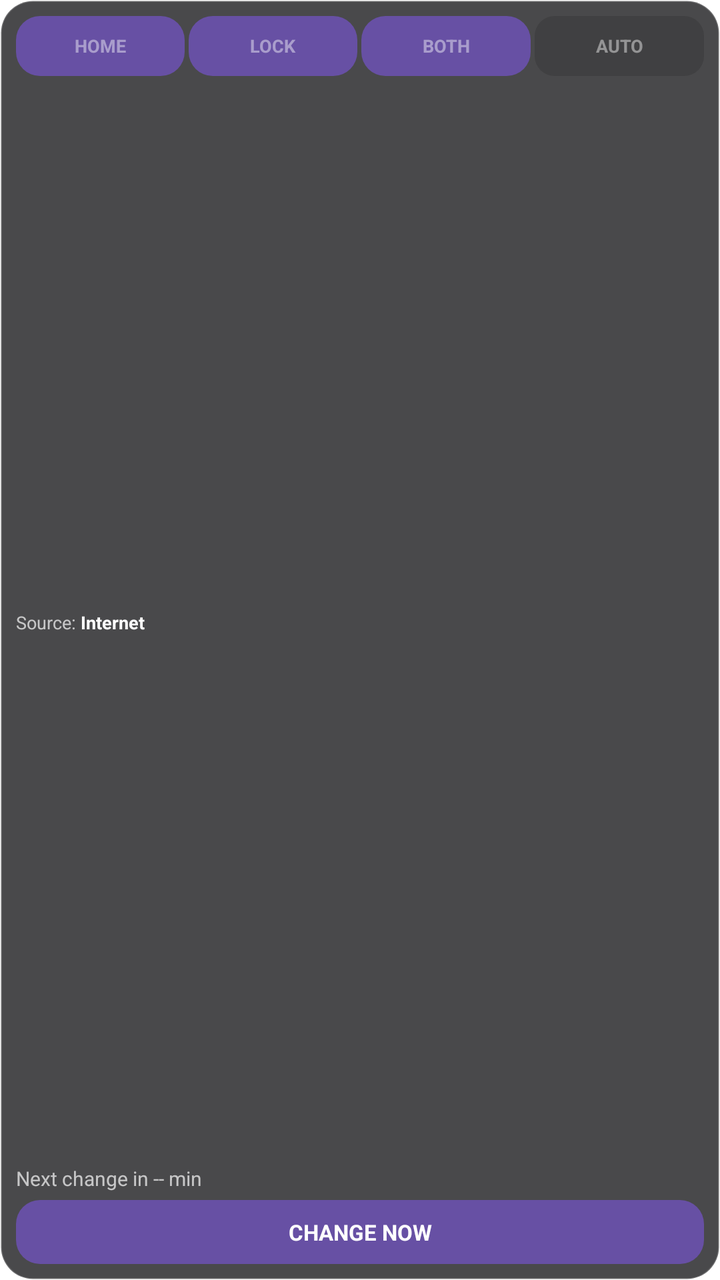
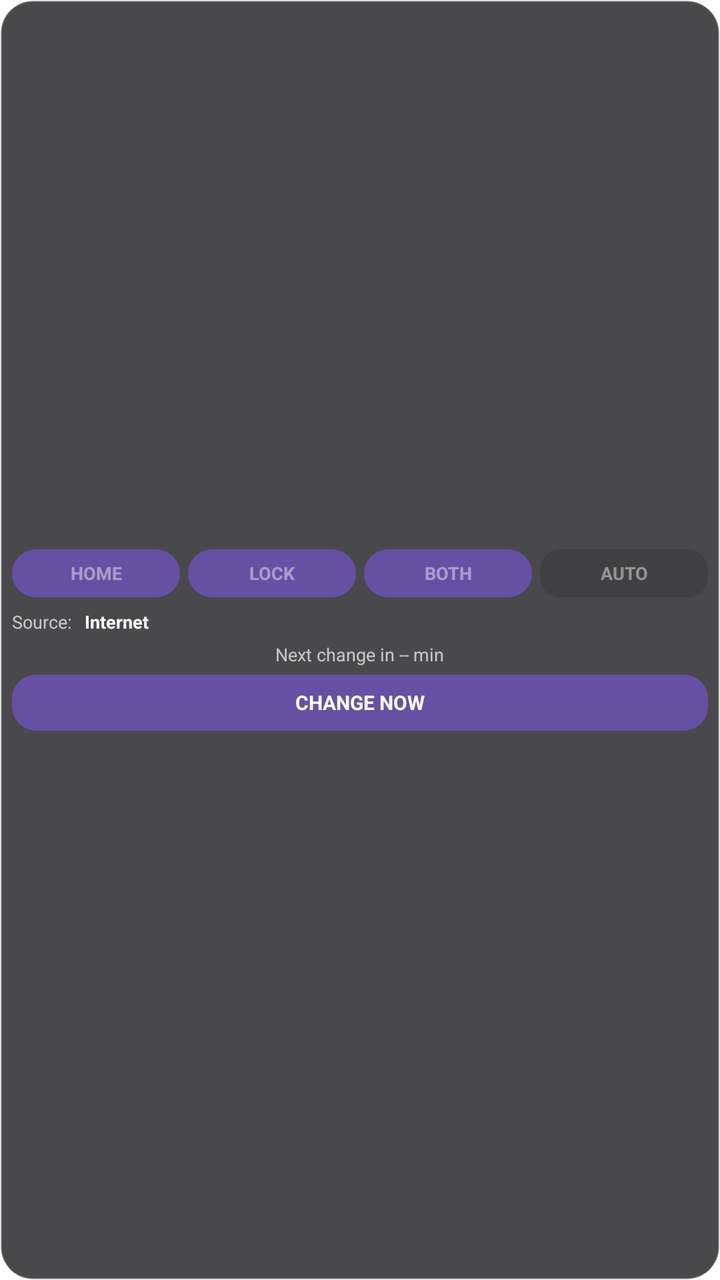

Two renders of the same Android screen: before a commit and after it. Below are the layout's source before the change and the commit's diff.
<!-- AndroidManifest.xml: application theme LaunchTheme -->
<!-- res/layout/widget_quick_toggle.xml -->
<?xml version="1.0" encoding="utf-8"?>
<LinearLayout xmlns:android="http://schemas.android.com/apk/res/android"
    android:id="@+id/widget_root"
    android:layout_width="match_parent"
    android:layout_height="match_parent"
    android:gravity="top"
    android:orientation="vertical"
    android:padding="8dp"
    android:background="@drawable/widget_bg">

    <LinearLayout
        android:layout_width="match_parent"
        android:layout_height="30dp"
        android:orientation="horizontal"
        android:weightSum="4">

        <TextView
            android:id="@+id/option_home"
            android:layout_width="0dp"
            android:layout_height="match_parent"
            android:layout_weight="1"
            android:text="HOME"
            android:textColor="#70FFFFFF"
            android:textSize="9sp"
            android:textStyle="bold"
            android:gravity="center"
            android:background="@drawable/change_now_bg"
            android:layout_marginEnd="2dp" />

        <TextView
            android:id="@+id/option_lock"
            android:layout_width="0dp"
            android:layout_height="match_parent"
            android:layout_weight="1"
            android:text="LOCK"
            android:textColor="#70FFFFFF"
            android:textSize="9sp"
            android:textStyle="bold"
            android:gravity="center"
            android:background="@drawable/change_now_bg"
            android:layout_marginEnd="2dp" />

        <TextView
            android:id="@+id/option_both"
            android:layout_width="0dp"
            android:layout_height="match_parent"
            android:layout_weight="1"
            android:text="BOTH"
            android:textColor="#70FFFFFF"
            android:textSize="9sp"
            android:textStyle="bold"
            android:gravity="center"
            android:background="@drawable/change_now_bg"
            android:layout_marginEnd="2dp" />

        <TextView
            android:id="@+id/btn_auto_toggle"
            android:layout_width="0dp"
            android:layout_height="match_parent"
            android:layout_weight="1"
            android:text="AUTO"
            android:textColor="#70FFFFFF"
            android:textSize="9sp"
            android:textStyle="bold"
            android:gravity="center"
            android:background="@drawable/widget_card_bg" />
    </LinearLayout>

    <LinearLayout
        android:layout_width="match_parent"
        android:layout_height="0dp"
        android:layout_weight="1"
        android:layout_marginTop="4dp"
        android:gravity="center"
        android:orientation="horizontal">

        <TextView
            android:id="@+id/tv_source_label"
            android:layout_width="wrap_content"
            android:layout_height="wrap_content"
            android:textColor="#B0FFFFFF"
            android:textSize="9sp"
            android:text="Source: " />

        <TextView
            android:id="@+id/tv_source_value"
            android:layout_width="0dp"
            android:layout_height="wrap_content"
            android:layout_weight="1"
            android:textColor="#FFFFFF"
            android:textSize="9sp"
            android:textStyle="bold"
            android:text="Internet" />
    </LinearLayout>

    <TextView
        android:id="@+id/tv_countdown"
        android:layout_width="wrap_content"
        android:layout_height="wrap_content"
        android:layout_marginTop="2dp"
        android:textColor="#B0FFFFFF"
        android:textSize="10sp"
        android:text="Next change in -- min" />

    <TextView
        android:id="@+id/btn_change_now"
        android:layout_width="match_parent"
        android:layout_height="32dp"
        android:layout_marginTop="4dp"
        android:text="CHANGE NOW"
        android:textColor="#FFFFFF"
        android:textSize="11sp"
        android:textStyle="bold"
        android:gravity="center"
        android:background="@drawable/change_now_bg" />

</LinearLayout>
<!-- resources referenced by this layout -->
<resources>
  <!-- drawable change_now_bg (drawable) -->
  <?xml version="1.0" encoding="utf-8"?>
  <shape xmlns:android="http://schemas.android.com/apk/res/android"
      android:shape="rectangle">
      <solid android:color="#FF6750A4" />
      <corners android:radius="12dp" />
  </shape>
  <!-- drawable widget_bg (drawable) -->
  <?xml version="1.0" encoding="utf-8"?>
  <shape xmlns:android="http://schemas.android.com/apk/res/android"
      android:shape="rectangle">
      <solid android:color="#CC1C1C1E" />
      <corners android:radius="16dp" />
      <stroke
          android:width="1dp"
          android:color="#33FFFFFF" />
  </shape>
  <!-- drawable widget_card_bg (drawable) -->
  <?xml version="1.0" encoding="utf-8"?>
  <shape xmlns:android="http://schemas.android.com/apk/res/android"
      android:shape="rectangle">
      <solid android:color="#33222222" />
      <corners android:radius="10dp" />
  </shape>
  <style name="LaunchTheme" parent="@android:style/Theme.Light.NoTitleBar">
          
          <item name="android:windowIsTranslucent">true</item>
          <item name="android:windowBackground">@drawable/launch_background</item>
          <item name="android:windowDisablePreview">true</item>
      </style>
  <!-- drawable launch_background (drawable) -->
  <?xml version="1.0" encoding="utf-8"?>
  <layer-list xmlns:android="http://schemas.android.com/apk/res/android">
      <item android:drawable="@android:color/white" />
  
      
      
  </layer-list>
</resources>

<!-- the commit's change to res/layout/widget_quick_toggle.xml (unified diff, before → after) -->
@@ -3,21 +3,22 @@
     android:id="@+id/widget_root"
     android:layout_width="match_parent"
     android:layout_height="match_parent"
-    android:gravity="top"
+    android:gravity="center"
     android:orientation="vertical"
-    android:padding="8dp"
+    android:padding="6dp"
     android:background="@drawable/widget_bg">
 
     <LinearLayout
         android:layout_width="match_parent"
-        android:layout_height="30dp"
+        android:layout_height="wrap_content"
         android:orientation="horizontal"
-        android:weightSum="4">
+        android:weightSum="4"
+        android:layout_marginBottom="6dp">
 
         <TextView
             android:id="@+id/option_home"
             android:layout_width="0dp"
-            android:layout_height="match_parent"
+            android:layout_height="24dp"
             android:layout_weight="1"
             android:text="HOME"
             android:textColor="#70FFFFFF"
@@ -25,12 +26,12 @@
             android:textStyle="bold"
             android:gravity="center"
             android:background="@drawable/change_now_bg"
-            android:layout_marginEnd="2dp" />
+            android:layout_marginEnd="4dp" />
 
         <TextView
             android:id="@+id/option_lock"
             android:layout_width="0dp"
-            android:layout_height="match_parent"
+            android:layout_height="24dp"
             android:layout_weight="1"
             android:text="LOCK"
             android:textColor="#70FFFFFF"
@@ -38,12 +39,12 @@
             android:textStyle="bold"
             android:gravity="center"
             android:background="@drawable/change_now_bg"
-            android:layout_marginEnd="2dp" />
+            android:layout_marginEnd="4dp" />
 
         <TextView
             android:id="@+id/option_both"
             android:layout_width="0dp"
-            android:layout_height="match_parent"
+            android:layout_height="24dp"
             android:layout_weight="1"
             android:text="BOTH"
             android:textColor="#70FFFFFF"
@@ -51,12 +52,12 @@
             android:textStyle="bold"
             android:gravity="center"
             android:background="@drawable/change_now_bg"
-            android:layout_marginEnd="2dp" />
+            android:layout_marginEnd="4dp" />
 
         <TextView
             android:id="@+id/btn_auto_toggle"
             android:layout_width="0dp"
-            android:layout_height="match_parent"
+            android:layout_height="24dp"
             android:layout_weight="1"
             android:text="AUTO"
             android:textColor="#70FFFFFF"
@@ -68,9 +69,8 @@
 
     <LinearLayout
         android:layout_width="match_parent"
-        android:layout_height="0dp"
-        android:layout_weight="1"
-        android:layout_marginTop="4dp"
+        android:layout_height="wrap_content"
+        android:layout_marginBottom="4dp"
         android:gravity="center"
         android:orientation="horizontal">
 
@@ -90,6 +90,7 @@
             android:textColor="#FFFFFF"
             android:textSize="9sp"
             android:textStyle="bold"
+            android:layout_marginStart="4dp"
             android:text="Internet" />
     </LinearLayout>
 
@@ -97,19 +98,18 @@
         android:id="@+id/tv_countdown"
         android:layout_width="wrap_content"
         android:layout_height="wrap_content"
-        android:layout_marginTop="2dp"
+        android:layout_marginBottom="4dp"
         android:textColor="#B0FFFFFF"
-        android:textSize="10sp"
+        android:textSize="9sp"
         android:text="Next change in -- min" />
 
     <TextView
         android:id="@+id/btn_change_now"
         android:layout_width="match_parent"
-        android:layout_height="32dp"
-        android:layout_marginTop="4dp"
+        android:layout_height="28dp"
         android:text="CHANGE NOW"
         android:textColor="#FFFFFF"
-        android:textSize="11sp"
+        android:textSize="10sp"
         android:textStyle="bold"
         android:gravity="center"
         android:background="@drawable/change_now_bg" />
